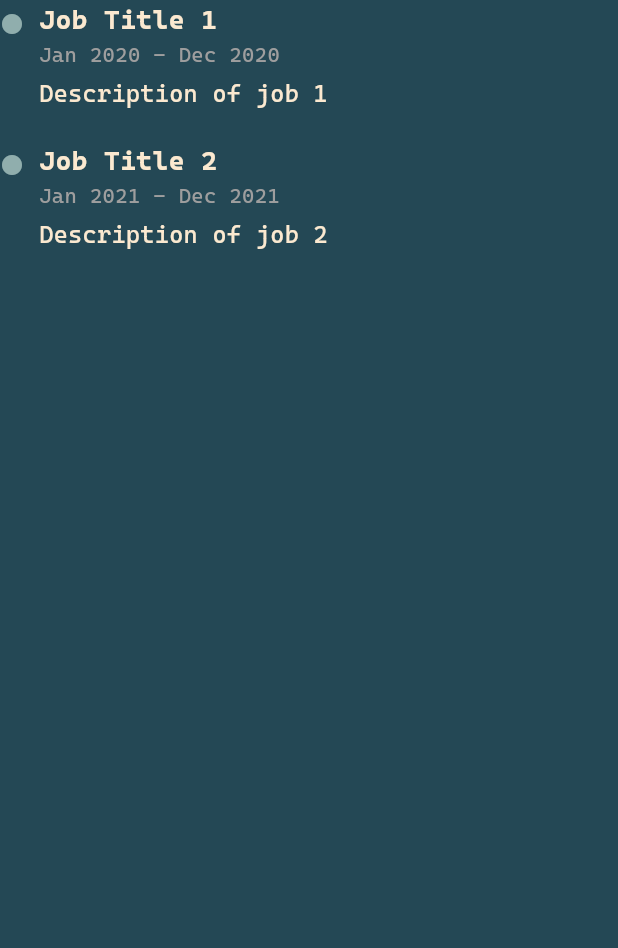
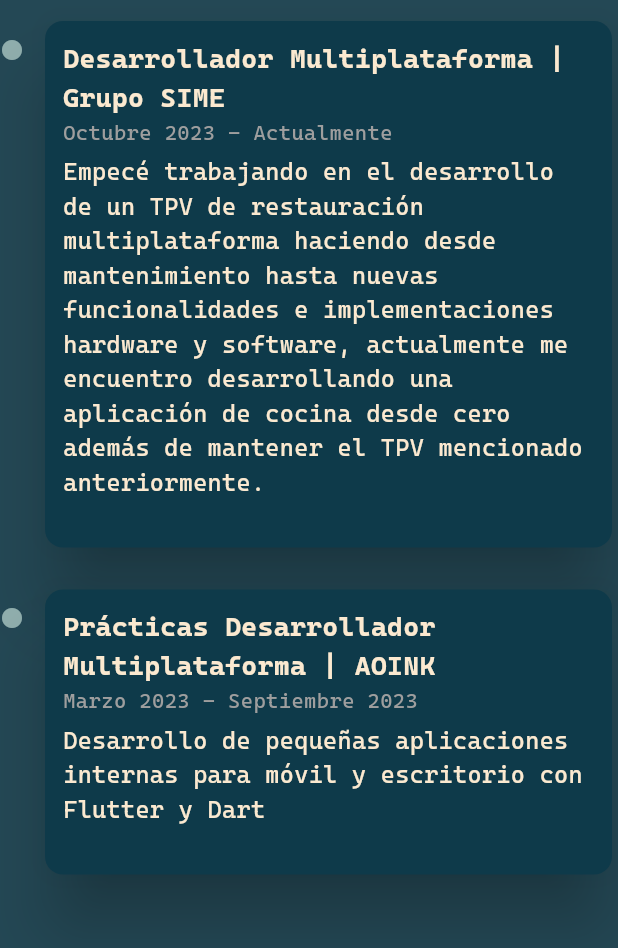
Before and after one commit to Korah06/personal-portfolio, a Flutter app: the ExperienceTimeline widget shown alone on an empty page, opened directly, on a phone screen of 412 x 824 dp. Shown: the top 948 px of the screen. Run offline on Flutter 3.47's test engine with Material 3 defaults, Android fonts, the phone set to English and light mode, and no system bars; our stand-ins replace font_awesome_flutter.

```diff
--- a/lib/ui/theme/color_schema.dart
+++ b/lib/ui/theme/color_schema.dart
@@ -1,7 +1,7 @@
 import 'package:flutter/material.dart';
 const ColorScheme themeColorSchema = ColorScheme(
   primary: Color(0xFFFBE9D0), // Used for primary elements
-  primaryContainer: Color(0xFF1B1A55), // Used for primary container elements
+  primaryContainer: Color(0xFF0E3A4A), // Used for primary container elements
   secondary: Color(0xFFE64833), // Used for secondary elements
   secondaryContainer: Color(0xFF90AEAD), // Used for secondary container elements
   surface: Color(0xFF244855), // Used for background color
--- a/lib/ui/widgets/body/widgets/experience_timeline.dart
+++ b/lib/ui/widgets/body/widgets/experience_timeline.dart
@@ -10,15 +10,15 @@ class ExperienceTimeline extends StatelessWidget {
       children: [
         _buildTimelineStep(
           context,
-          title: "Job Title 1",
-          description: "Description of job 1",
-          date: "Jan 2020 - Dec 2020",
+          title: "Desarrollador Multiplataforma | Grupo SIME",
+          description: "Empecé trabajando en el desarrollo de un TPV de restauración multiplataforma haciendo desde mantenimiento hasta nuevas funcionalidades e implementaciones hardware y software, actualmente me encuentro desarrollando una aplicación de cocina desde cero además de mantener el TPV mencionado anteriormente.",
+          date: "Octubre 2023 - Actualmente",
         ),
         _buildTimelineStep(
           context,
-          title: "Job Title 2",
-          description: "Description of job 2",
-          date: "Jan 2021 - Dec 2021",
+          title: "Prácticas Desarrollador Multiplataforma | AOINK",
+          description: "Desarrollo de pequeñas aplicaciones internas para móvil y escritorio con Flutter y Dart",
+          date: "Marzo 2023 - Septiembre 2023",
         ),
       ],
     );
@@ -26,11 +26,13 @@ class ExperienceTimeline extends StatelessWidget {
 
   Widget _buildTimelineStep(BuildContext context, {required String title, required String description, required String date}) {
     final iconColor = Theme.of(context).colorScheme.secondaryContainer;
-    return Row(
+    return Padding(
+      padding: const EdgeInsets.symmetric(vertical: 10),
+      child: Row(
         crossAxisAlignment: CrossAxisAlignment.start,
         children: [
           Padding(
-          padding: const EdgeInsets.only(top: 8),
+            padding: const EdgeInsets.only(top: 15),
             child: Column(
               children: [
                 Icon(Icons.circle, size: 16, color: iconColor),
@@ -39,6 +41,11 @@ class ExperienceTimeline extends StatelessWidget {
           ),
           const SizedBox(width: 10),
           Expanded(
+            child: Card(
+              elevation: 20,
+              color: Theme.of(context).colorScheme.primaryContainer,
+              child: Padding(
+                padding: const EdgeInsets.all(12.0),
                 child: Column(
                   crossAxisAlignment: CrossAxisAlignment.start,
                   mainAxisAlignment: MainAxisAlignment.start,
@@ -51,7 +58,10 @@ class ExperienceTimeline extends StatelessWidget {
                   ],
                 ),
               ),
+            ),
+          ),
         ],
+      ),
     );
   }
 }
```
Lines whose indentation alone changed are shown as unchanged.
